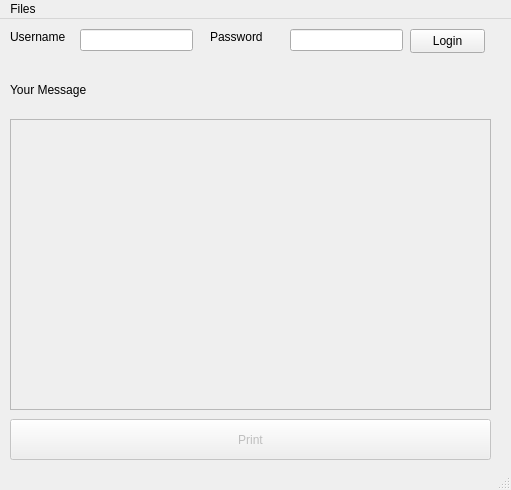
This is mygui.ui in onebottlekick/stock_price_predictor as Qt 5 draws it before an edit. The edited form follows.
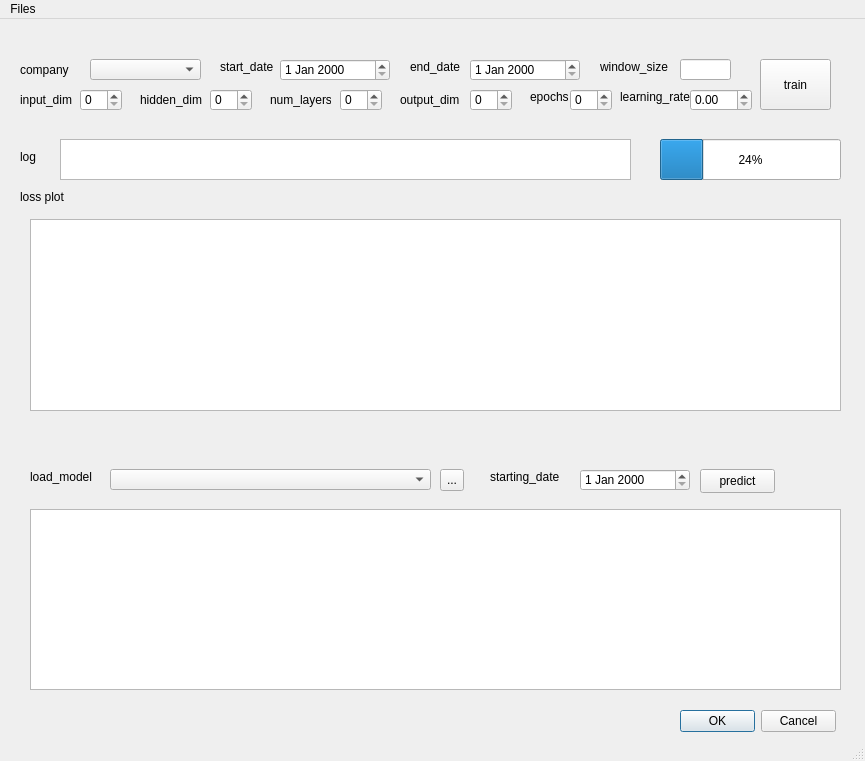
This is the edited form.

```diff
--- a/mygui.ui
+++ b/mygui.ui
@@ -6,8 +6,8 @@
    <rect>
     <x>0</x>
     <y>0</y>
-    <width>511</width>
-    <height>490</height>
+    <width>865</width>
+    <height>761</height>
    </rect>
   </property>
   <property name="windowTitle">
@@ -17,105 +17,427 @@
    <widget class="QLabel" name="label">
     <property name="geometry">
      <rect>
-      <x>10</x>
-      <y>10</y>
+      <x>20</x>
+      <y>40</y>
       <width>61</width>
-      <height>16</height>
+      <height>21</height>
      </rect>
     </property>
     <property name="text">
-     <string>Username</string>
+     <string>company</string>
     </property>
    </widget>
    <widget class="QLabel" name="label_2">
     <property name="geometry">
      <rect>
-      <x>210</x>
-      <y>10</y>
-      <width>61</width>
+      <x>600</x>
+      <y>40</y>
+      <width>71</width>
       <height>16</height>
      </rect>
     </property>
     <property name="text">
-     <string>Password</string>
+     <string>window_size</string>
     </property>
    </widget>
    <widget class="QLineEdit" name="lineEdit">
     <property name="geometry">
      <rect>
-      <x>80</x>
-      <y>10</y>
-      <width>113</width>
-      <height>22</height>
-     </rect>
-    </property>
-   </widget>
-   <widget class="QLineEdit" name="lineEdit_2">
-    <property name="geometry">
-     <rect>
-      <x>290</x>
-      <y>10</y>
-      <width>113</width>
-      <height>22</height>
+      <x>680</x>
+      <y>40</y>
+      <width>51</width>
+      <height>21</height>
      </rect>
     </property>
     <property name="echoMode">
      <enum>QLineEdit::Password</enum>
     </property>
    </widget>
-   <widget class="QPushButton" name="pushButton">
+   <widget class="QPushButton" name="train_button">
+    <property name="geometry">
+     <rect>
+      <x>760</x>
+      <y>40</y>
+      <width>71</width>
+      <height>51</height>
+     </rect>
+    </property>
+    <property name="text">
+     <string>train</string>
+    </property>
+   </widget>
+   <widget class="QComboBox" name="comboBox">
+    <property name="geometry">
+     <rect>
+      <x>90</x>
+      <y>40</y>
+      <width>111</width>
+      <height>21</height>
+     </rect>
+    </property>
+   </widget>
+   <widget class="QDateEdit" name="start_date_predict">
+    <property name="geometry">
+     <rect>
+      <x>580</x>
+      <y>450</y>
+      <width>110</width>
+      <height>22</height>
+     </rect>
+    </property>
+   </widget>
+   <widget class="QLabel" name="label_3">
+    <property name="geometry">
+     <rect>
+      <x>490</x>
+      <y>450</y>
+      <width>81</width>
+      <height>16</height>
+     </rect>
+    </property>
+    <property name="text">
+     <string>starting_date</string>
+    </property>
+   </widget>
+   <widget class="QLabel" name="label_4">
     <property name="geometry">
      <rect>
       <x>410</x>
+      <y>40</y>
+      <width>61</width>
+      <height>16</height>
+     </rect>
+    </property>
+    <property name="text">
+     <string>end_date</string>
+    </property>
+   </widget>
+   <widget class="QDateEdit" name="end_date_train">
+    <property name="geometry">
+     <rect>
+      <x>470</x>
+      <y>40</y>
+      <width>110</width>
+      <height>22</height>
+     </rect>
+    </property>
+   </widget>
+   <widget class="QLabel" name="label_5">
+    <property name="geometry">
+     <rect>
+      <x>20</x>
       <y>10</y>
+      <width>48</width>
+      <height>16</height>
+     </rect>
+    </property>
+    <property name="text">
+     <string>&lt;train&gt;</string>
+    </property>
+   </widget>
+   <widget class="QGraphicsView" name="loss_plot">
+    <property name="geometry">
+     <rect>
+      <x>30</x>
+      <y>200</y>
+      <width>811</width>
+      <height>192</height>
+     </rect>
+    </property>
+   </widget>
+   <widget class="QLabel" name="label_6">
+    <property name="geometry">
+     <rect>
+      <x>20</x>
+      <y>170</y>
+      <width>61</width>
+      <height>16</height>
+     </rect>
+    </property>
+    <property name="text">
+     <string>loss plot</string>
+    </property>
+   </widget>
+   <widget class="QLabel" name="label_7">
+    <property name="geometry">
+     <rect>
+      <x>20</x>
+      <y>410</y>
+      <width>61</width>
+      <height>21</height>
+     </rect>
+    </property>
+    <property name="text">
+     <string>&lt;predict&gt;</string>
+    </property>
+   </widget>
+   <widget class="QToolButton" name="browse_model">
+    <property name="geometry">
+     <rect>
+      <x>440</x>
+      <y>450</y>
+      <width>24</width>
+      <height>22</height>
+     </rect>
+    </property>
+    <property name="text">
+     <string>...</string>
+    </property>
+   </widget>
+   <widget class="QComboBox" name="models">
+    <property name="geometry">
+     <rect>
+      <x>110</x>
+      <y>450</y>
+      <width>321</width>
+      <height>21</height>
+     </rect>
+    </property>
+   </widget>
+   <widget class="QLabel" name="label_8">
+    <property name="geometry">
+     <rect>
+      <x>30</x>
+      <y>450</y>
+      <width>71</width>
+      <height>16</height>
+     </rect>
+    </property>
+    <property name="text">
+     <string>load_model</string>
+    </property>
+   </widget>
+   <widget class="QPushButton" name="predict">
+    <property name="geometry">
+     <rect>
+      <x>700</x>
+      <y>450</y>
       <width>75</width>
       <height>24</height>
      </rect>
     </property>
     <property name="text">
-     <string>Login</string>
+     <string>predict</string>
     </property>
    </widget>
-   <widget class="QLabel" name="label_3">
+   <widget class="QLabel" name="label_9">
     <property name="geometry">
      <rect>
-      <x>10</x>
-      <y>60</y>
-      <width>91</width>
-      <height>21</height>
+      <x>220</x>
+      <y>40</y>
+      <width>61</width>
+      <height>16</height>
      </rect>
     </property>
     <property name="text">
-     <string>Your Message</string>
+     <string>start_date</string>
     </property>
    </widget>
-   <widget class="QTextEdit" name="textEdit">
-    <property name="enabled">
-     <bool>false</bool>
+   <widget class="QDateEdit" name="start_date_train">
+    <property name="geometry">
+     <rect>
+      <x>280</x>
+      <y>40</y>
+      <width>110</width>
+      <height>22</height>
+     </rect>
     </property>
+   </widget>
+   <widget class="QProgressBar" name="train_pbar">
     <property name="geometry">
      <rect>
-      <x>10</x>
-      <y>100</y>
-      <width>481</width>
-      <height>291</height>
+      <x>660</x>
+      <y>120</y>
+      <width>181</width>
+      <height>41</height>
      </rect>
     </property>
+    <property name="value">
+     <number>24</number>
+    </property>
    </widget>
-   <widget class="QPushButton" name="pushButton_2">
-    <property name="enabled">
-     <bool>false</bool>
+   <widget class="QLabel" name="label_10">
+    <property name="geometry">
+     <rect>
+      <x>20</x>
+      <y>130</y>
+      <width>31</width>
+      <height>16</height>
+     </rect>
     </property>
+    <property name="text">
+     <string>log</string>
+    </property>
+   </widget>
+   <widget class="QTextBrowser" name="log_text">
     <property name="geometry">
      <rect>
-      <x>10</x>
-      <y>400</y>
-      <width>481</width>
+      <x>60</x>
+      <y>120</y>
+      <width>571</width>
       <height>41</height>
      </rect>
     </property>
+   </widget>
+   <widget class="QGraphicsView" name="prediction_plot">
+    <property name="geometry">
+     <rect>
+      <x>30</x>
+      <y>490</y>
+      <width>811</width>
+      <height>181</height>
+     </rect>
+    </property>
+   </widget>
+   <widget class="QDialogButtonBox" name="buttonBox">
+    <property name="geometry">
+     <rect>
+      <x>680</x>
+      <y>690</y>
+      <width>156</width>
+      <height>24</height>
+     </rect>
+    </property>
+    <property name="standardButtons">
+     <set>QDialogButtonBox::Cancel|QDialogButtonBox::Ok</set>
+    </property>
+   </widget>
+   <widget class="QLabel" name="label_11">
+    <property name="geometry">
+     <rect>
+      <x>530</x>
+      <y>70</y>
+      <width>48</width>
+      <height>16</height>
+     </rect>
+    </property>
     <property name="text">
-     <string>Print</string>
+     <string>epochs</string>
+    </property>
+   </widget>
+   <widget class="QSpinBox" name="epochs">
+    <property name="geometry">
+     <rect>
+      <x>570</x>
+      <y>70</y>
+      <width>42</width>
+      <height>22</height>
+     </rect>
+    </property>
+   </widget>
+   <widget class="QLabel" name="label_12">
+    <property name="geometry">
+     <rect>
+      <x>620</x>
+      <y>70</y>
+      <width>81</width>
+      <height>16</height>
+     </rect>
+    </property>
+    <property name="text">
+     <string>learning_rate</string>
+    </property>
+   </widget>
+   <widget class="QDoubleSpinBox" name="learning_rate">
+    <property name="geometry">
+     <rect>
+      <x>690</x>
+      <y>70</y>
+      <width>62</width>
+      <height>22</height>
+     </rect>
+    </property>
+   </widget>
+   <widget class="QLabel" name="label_13">
+    <property name="geometry">
+     <rect>
+      <x>20</x>
+      <y>70</y>
+      <width>61</width>
+      <height>21</height>
+     </rect>
+    </property>
+    <property name="text">
+     <string>input_dim</string>
+    </property>
+   </widget>
+   <widget class="QLabel" name="label_14">
+    <property name="geometry">
+     <rect>
+      <x>140</x>
+      <y>70</y>
+      <width>71</width>
+      <height>21</height>
+     </rect>
+    </property>
+    <property name="text">
+     <string>hidden_dim</string>
+    </property>
+   </widget>
+   <widget class="QLabel" name="label_15">
+    <property name="geometry">
+     <rect>
+      <x>270</x>
+      <y>70</y>
+      <width>61</width>
+      <height>21</height>
+     </rect>
+    </property>
+    <property name="text">
+     <string>num_layers</string>
+    </property>
+   </widget>
+   <widget class="QLabel" name="label_16">
+    <property name="geometry">
+     <rect>
+      <x>400</x>
+      <y>70</y>
+      <width>61</width>
+      <height>21</height>
+     </rect>
+    </property>
+    <property name="text">
+     <string>output_dim</string>
+    </property>
+   </widget>
+   <widget class="QSpinBox" name="input_dim">
+    <property name="geometry">
+     <rect>
+      <x>80</x>
+      <y>70</y>
+      <width>42</width>
+      <height>22</height>
+     </rect>
+    </property>
+   </widget>
+   <widget class="QSpinBox" name="output_dim">
+    <property name="geometry">
+     <rect>
+      <x>470</x>
+      <y>70</y>
+      <width>42</width>
+      <height>22</height>
+     </rect>
+    </property>
+   </widget>
+   <widget class="QSpinBox" name="hidden_dim">
+    <property name="geometry">
+     <rect>
+      <x>210</x>
+      <y>70</y>
+      <width>42</width>
+      <height>22</height>
+     </rect>
+    </property>
+   </widget>
+   <widget class="QSpinBox" name="num_layers">
+    <property name="geometry">
+     <rect>
+      <x>340</x>
+      <y>70</y>
+      <width>42</width>
+      <height>22</height>
+     </rect>
     </property>
    </widget>
   </widget>
@@ -125,7 +447,7 @@
     <rect>
      <x>0</x>
      <y>0</y>
-     <width>511</width>
+     <width>865</width>
      <height>22</height>
     </rect>
    </property>
```
Left out of the diff: 7 changed lines with no effect on the pictures.
